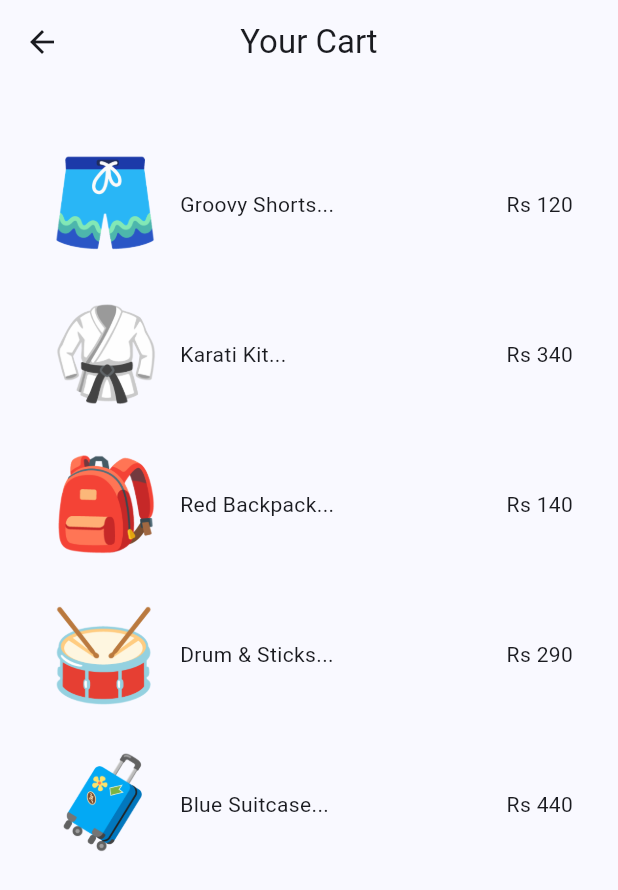
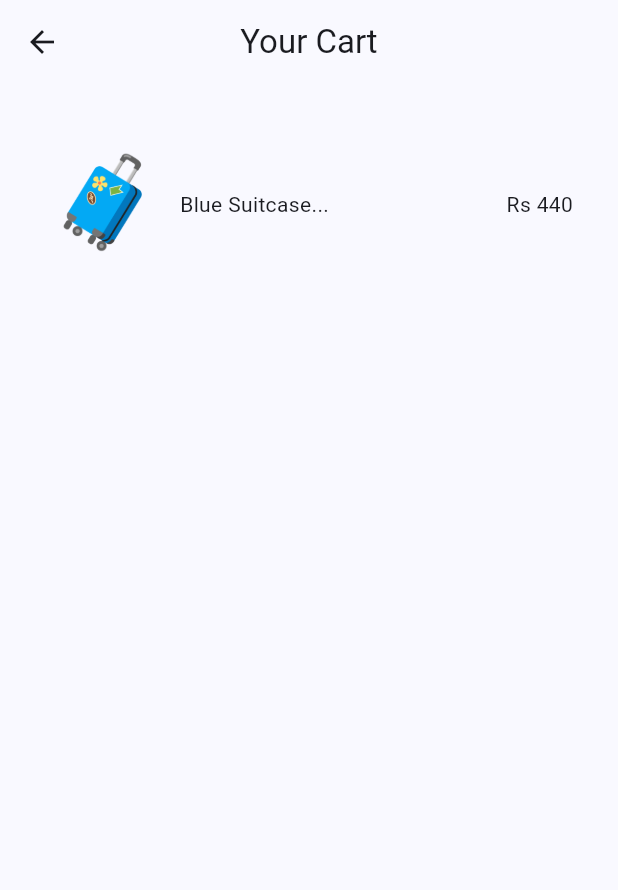
Before and after one commit to itxAdie/flutter_riverpod_practices, a Flutter app: the screen it shows after launch, after a tap on the "shopping bag" icon, on a phone screen of 412 x 824 dp. Shown: the top 890 px of the screen. Run offline on Flutter 3.47's test engine with Material 3 defaults, Android fonts, the phone set to English and light mode, and no system bars; our stand-ins replace flutter_riverpod, riverpod_annotation; generated files the repository leaves out were written again.

Commit message:
Added Basic Cart Logic

```diff
--- /dev/null
+++ b/riverpod_first_project/lib/providers/cart_provider.dart
@@ -0,0 +1,21 @@
+import 'package:flutter_riverpod/flutter_riverpod.dart';
+
+import '../models/product.dart';
+
+class CartNotifier extends Notifier<Set<Product>> {
+  @override
+  Set<Product> build() {
+    return {
+      const Product(
+        id: '6',
+        title: 'Blue Suitcase',
+        price: 440,
+        image: 'products/suitcase.png',
+      ),
+    };
+  }
+}
+
+final cartNotifierProvider = NotifierProvider<CartNotifier, Set<Product>>(() {
+  return CartNotifier();
+});
--- a/riverpod_first_project/lib/providers/product_provider.dart
+++ b/riverpod_first_project/lib/providers/product_provider.dart
@@ -57,11 +57,16 @@ const List<Product> allProducts = [
 //   return allProducts;
 // });
 
-final reducedProductProvider = Provider((ref) {
-  return allProducts.where((p) => p.price < 500).toList();
-});
+// final reducedProductProvider = Provider((ref) {
+//   return allProducts.where((p) => p.price < 500).toList();
+// });
 
 @riverpod
 List<Product> products(ref) {
   return allProducts;
 }
+
+@riverpod
+List<Product> cartProducts(ref) {
+  return allProducts.where((p) => p.price < 500).toList();
+}
--- a/riverpod_first_project/lib/screens/cart/cart_screen.dart
+++ b/riverpod_first_project/lib/screens/cart/cart_screen.dart
@@ -1,6 +1,6 @@
 import 'package:flutter/material.dart';
 import 'package:flutter_riverpod/flutter_riverpod.dart';
-import 'package:riverpod_first_project/providers/product_provider.dart';
+import '../../providers/cart_provider.dart';
 
 class CartScreen extends ConsumerStatefulWidget {
   const CartScreen({super.key});
@@ -14,7 +14,7 @@ class _CartScreenState extends ConsumerState<CartScreen> {
 
   @override
   Widget build(BuildContext context) {
-    final cartProducts = ref.watch(reducedProductProvider);
+    final cartProducts = ref.watch(cartNotifierProvider);
     return Scaffold(
       appBar: AppBar(
         title: const Text('Your Cart'),
--- a/riverpod_first_project/lib/screens/home/home_screen.dart
+++ b/riverpod_first_project/lib/screens/home/home_screen.dart
@@ -1,7 +1,6 @@
 import 'package:flutter/material.dart';
 import 'package:flutter_riverpod/flutter_riverpod.dart';
-// import 'package:riverpod_first_project/providers/product_provider.dart';
-
+import '../../providers/cart_provider.dart';
 import '../../providers/product_provider.dart';
 import '../../shared/cart_icon.dart';
 
@@ -11,6 +10,7 @@ class HomeScreen extends ConsumerWidget {
   @override
   Widget build(BuildContext context, WidgetRef ref) {
     final allProducts = ref.watch(productsProvider);
+    final cartProducts = ref.watch(cartNotifierProvider);
     return Scaffold(
       appBar: AppBar(
         title: const Text('Simple Shop with Riverpod'),
@@ -28,14 +28,15 @@ class HomeScreen extends ConsumerWidget {
           ),
           itemBuilder: (context, index) {
             return Container(
-              padding: const EdgeInsets.all(20),
+              // height: MediaQuery.sizeOf(context).height * 0.40,
+              padding: const EdgeInsets.all(10),
               color: Colors.blueGrey.withOpacity(0.05),
               child: Column(
                 children: [
                   Image.asset(
                     allProducts[index].image,
-                    height: 80,
-                    width: 80,
+                    height: 60,
+                    width: 60,
                   ),
                   Text(
                     allProducts[index].title,
@@ -43,6 +44,21 @@ class HomeScreen extends ConsumerWidget {
                   Text(
                     'Rs ${allProducts[index].price.toString()}',
                   ),
+                  const SizedBox(
+                    height: 5,
+                  ),
+
+                  ///Add or Remove Logic
+                  if (cartProducts.contains(allProducts[index]))
+                    TextButton(
+                      onPressed: () {},
+                      child: const Text('Remove'),
+                    ),
+                  if (!cartProducts.contains(allProducts[index]))
+                    TextButton(
+                      onPressed: () {},
+                      child: const Text('Add to Cart'),
+                    ),
                 ],
               ),
             );
```
Also changed, not shown: riverpod_first_project/lib/providers/product_provider.g.dart.
